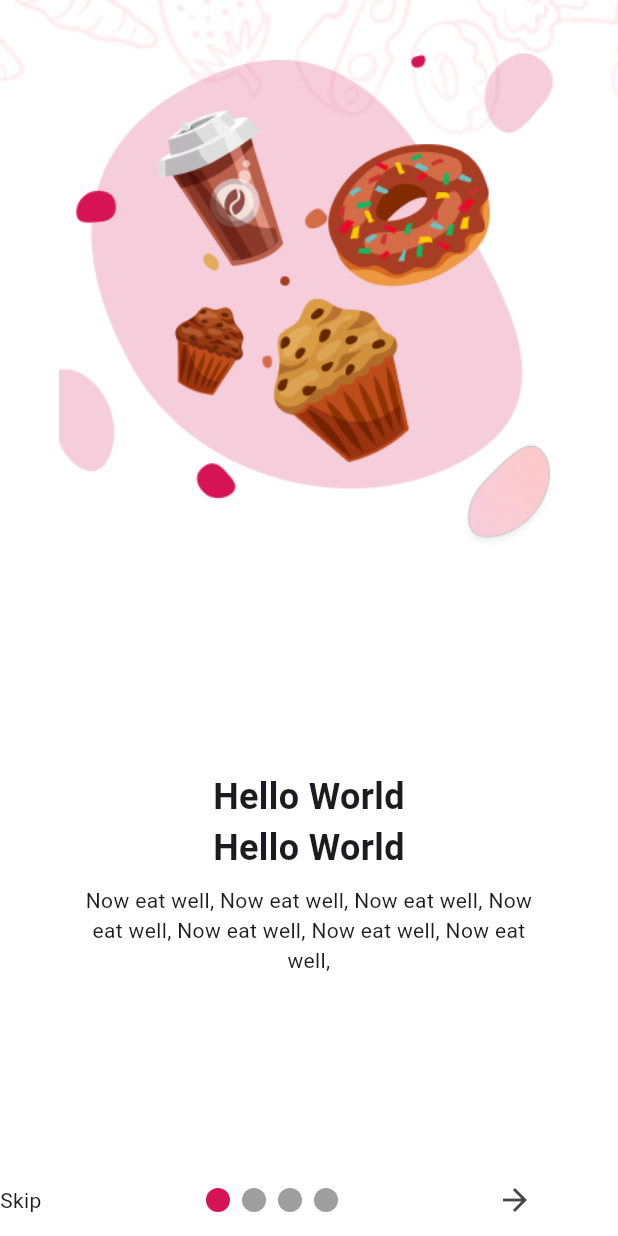
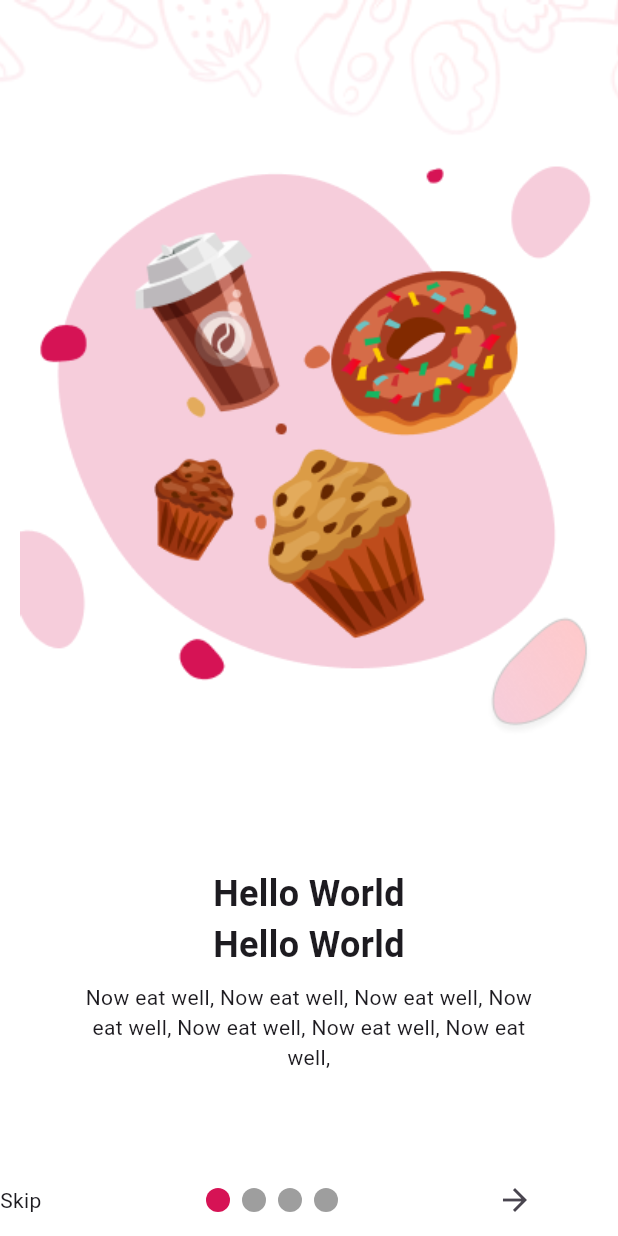
Before and after one commit to manaltaha555/food-market, a Flutter app: the screen it shows after launch, on a phone screen of 412 x 824 dp. Run offline on Flutter 3.47's test engine with Material 3 defaults, Android fonts, the phone set to English and light mode, and no system bars; drawn by our look-alikes of smooth_page_indicator.

Commit message:
Sameh Add #3

```diff
--- a/lib/view/pages/onboarding_page.dart
+++ b/lib/view/pages/onboarding_page.dart
@@ -48,9 +48,13 @@ class _OnBoardingState extends State<OnBoarding> {
         body: Column(
           children: [
             Expanded(
-              child: Image.asset(
-                "assets/images/${selectedIndex == 4 ? "onboarding2" : "onboarding"}.png",
-                fit: BoxFit.cover,
+              flex: 2,
+              child: Padding(
+                padding: const EdgeInsets.only(top: 70.0),
+                child: Image.asset(
+                  "assets/images/${selectedIndex == 4 ? "onboarding2" : "onboarding"}.png",
+                  fit: BoxFit.cover,
+                ),
               ),
             ),
             Expanded(
```
